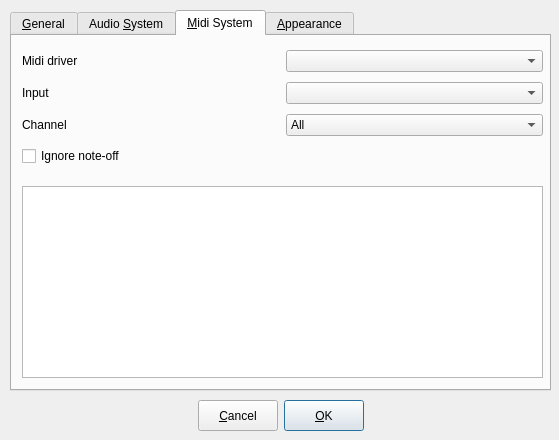
hydrogen-music/hydrogen, file gui/src/UI/PreferencesDialog_UI.ui: the form before one commit.
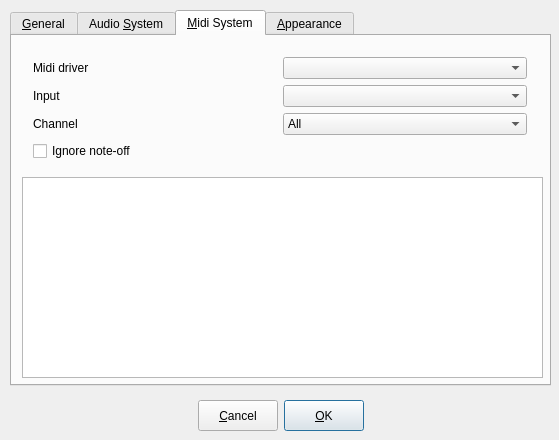
The form after the commit. The open tabs and pages were chosen to show the change. Custom widgets are drawn as their Qt base class.

```diff
--- a/gui/src/UI/PreferencesDialog_UI.ui
+++ b/gui/src/UI/PreferencesDialog_UI.ui
@@ -118,7 +118,7 @@
      <x>10</x>
      <y>10</y>
      <width>541</width>
-     <height>381</height>
+     <height>376</height>
     </rect>
    </property>
    <property name="sizePolicy" >
@@ -573,34 +573,46 @@
     </widget>
    </widget>
    <widget class="QWidget" name="tab_3" >
-    <property name="geometry" >
-     <rect>
-      <x>0</x>
-      <y>0</y>
-      <width>537</width>
-      <height>356</height>
-     </rect>
-    </property>
     <attribute name="title" >
      <string>&amp;Midi System</string>
     </attribute>
-    <widget class="QWidget" name="layoutWidget_4" >
+    <widget class="MidiTable" name="midiTable" >
      <property name="geometry" >
       <rect>
        <x>10</x>
-       <y>10</y>
+       <y>141</y>
        <width>521</width>
-       <height>127</height>
+       <height>201</height>
       </rect>
      </property>
-     <layout class="QGridLayout" >
-      <property name="margin" >
-       <number>0</number>
-      </property>
-      <property name="spacing" >
-       <number>6</number>
-      </property>
-      <item row="1" column="0" >
+    </widget>
+    <widget class="QWidget" name="layoutWidget" >
+     <property name="geometry" >
+      <rect>
+       <x>10</x>
+       <y>10</y>
+       <width>516</width>
+       <height>126</height>
+      </rect>
+     </property>
+     <layout class="QVBoxLayout" name="verticalLayout_2" >
+      <item>
+       <layout class="QHBoxLayout" name="horizontalLayout_2" >
+        <item>
+         <widget class="QLabel" name="textLabel1_5" >
+          <property name="text" >
+           <string>Midi driver</string>
+          </property>
+         </widget>
+        </item>
+        <item>
+         <widget class="QComboBox" name="m_pMidiDriverComboBox" />
+        </item>
+       </layout>
+      </item>
+      <item>
+       <layout class="QHBoxLayout" name="horizontalLayout_6" >
+        <item>
        <widget class="QLabel" name="textLabel1_3_2" >
         <property name="minimumSize" >
          <size>
@@ -613,7 +625,27 @@
         </property>
        </widget>
       </item>
-      <item row="2" column="1" >
+        <item>
+         <widget class="QComboBox" name="midiPortComboBox" />
+        </item>
+       </layout>
+      </item>
+      <item>
+       <layout class="QHBoxLayout" name="horizontalLayout_5" >
+        <item>
+         <widget class="QLabel" name="textLabel1_3" >
+          <property name="minimumSize" >
+           <size>
+            <width>0</width>
+            <height>22</height>
+           </size>
+          </property>
+          <property name="text" >
+           <string>Channel</string>
+          </property>
+         </widget>
+        </item>
+        <item>
        <widget class="QComboBox" name="midiPortChannelComboBox" >
         <property name="minimumSize" >
          <size>
@@ -708,51 +740,21 @@
         </item>
        </widget>
       </item>
-      <item row="3" column="0" colspan="2" >
+       </layout>
+      </item>
+      <item>
+       <layout class="QHBoxLayout" name="horizontalLayout_4" >
+        <item>
        <widget class="QCheckBox" name="m_pIgnoreNoteOffCheckBox" >
         <property name="text" >
          <string>Ignore note-off</string>
         </property>
        </widget>
       </item>
-      <item row="1" column="1" >
-       <widget class="QComboBox" name="midiPortComboBox" />
+       </layout>
       </item>
-      <item row="0" column="1" >
-       <widget class="QComboBox" name="m_pMidiDriverComboBox" />
-      </item>
-      <item row="0" column="0" >
-       <widget class="QLabel" name="textLabel1_5" >
-        <property name="text" >
-         <string>Midi driver</string>
-        </property>
-       </widget>
-      </item>
-      <item row="2" column="0" >
-       <widget class="QLabel" name="textLabel1_3" >
-        <property name="minimumSize" >
-         <size>
-          <width>0</width>
-          <height>22</height>
-         </size>
-        </property>
-        <property name="text" >
-         <string>Channel</string>
-        </property>
-       </widget>
-      </item>
      </layout>
     </widget>
-    <widget class="MidiTable" name="midiTable" >
-     <property name="geometry" >
-      <rect>
-       <x>10</x>
-       <y>150</y>
-       <width>521</width>
-       <height>192</height>
-      </rect>
-     </property>
-    </widget>
    </widget>
    <widget class="QWidget" name="tab_4" >
     <property name="geometry" >
```
Left out of the diff: 130 changed lines with no effect on the pictures. Lines whose indentation alone changed are shown as unchanged.
